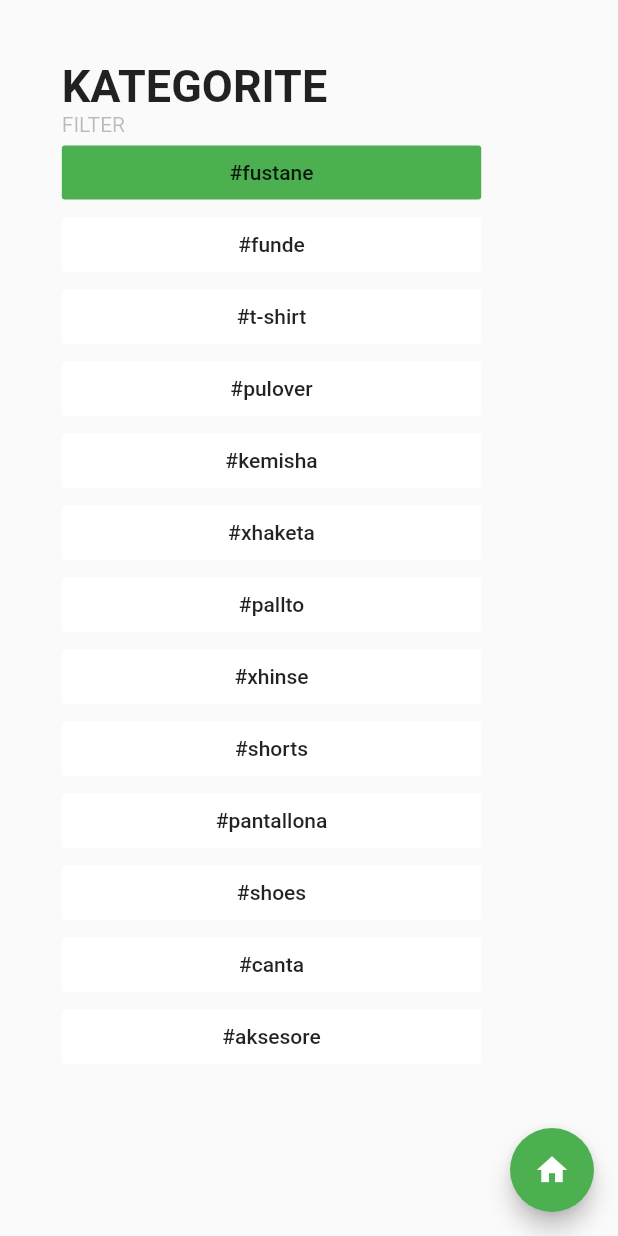
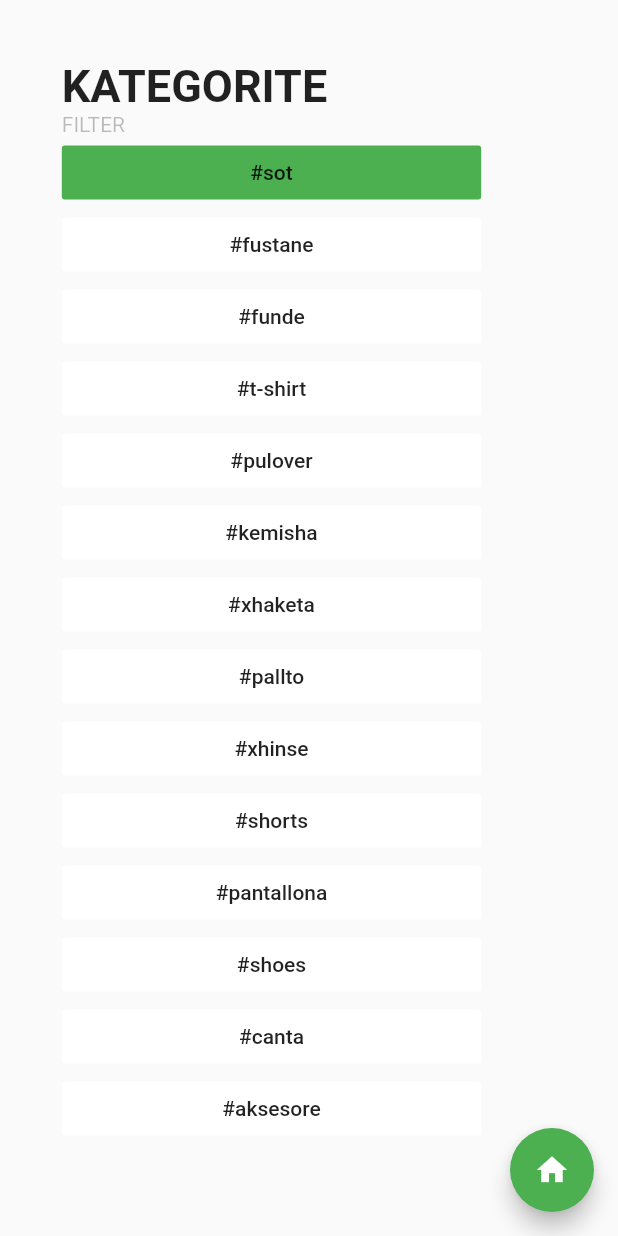
Before and after one commit to sonomixd/oferta, a Flutter app: the screen it shows after launch, on a phone screen of 412 x 824 dp. Run offline on Flutter 3.47's test engine with Material 2 defaults, Android fonts, the phone set to English and light mode, and no system bars; our stand-ins replace cloud_firestore, flutter_blurhash, google_sign_in, percent_indicator; accounts and stored records are empty.

Commit message:
added sot tag

```diff
--- a/lib/screens/home_slideshow_screen.dart
+++ b/lib/screens/home_slideshow_screen.dart
@@ -15,7 +15,7 @@ class _SlideshowState extends State<Slideshow> {
   final Firestore db = Firestore.instance;
   Stream slides;
 
-  String activeTag = 'fustane';
+  String activeTag = 'sot';
 
   int currentPage = 0;
 
@@ -70,7 +70,7 @@ class _SlideshowState extends State<Slideshow> {
     );
   }
 
-  void _queryDb({String tag = 'fustane'}) {
+  void _queryDb({String tag = 'sot'}) {
     Query query = db.collection('stories').where('tags', arrayContains: tag);
 
     slides =
@@ -171,6 +171,7 @@ class _SlideshowState extends State<Slideshow> {
           style: TextStyle(fontSize: 30, fontWeight: FontWeight.bold),
         ),
         Text('FILTER', style: TextStyle(color: Colors.black26)),
+        _buildButton('sot'),
         _buildButton('fustane'),
         _buildButton('funde'),
         _buildButton('t-shirt'),
```
